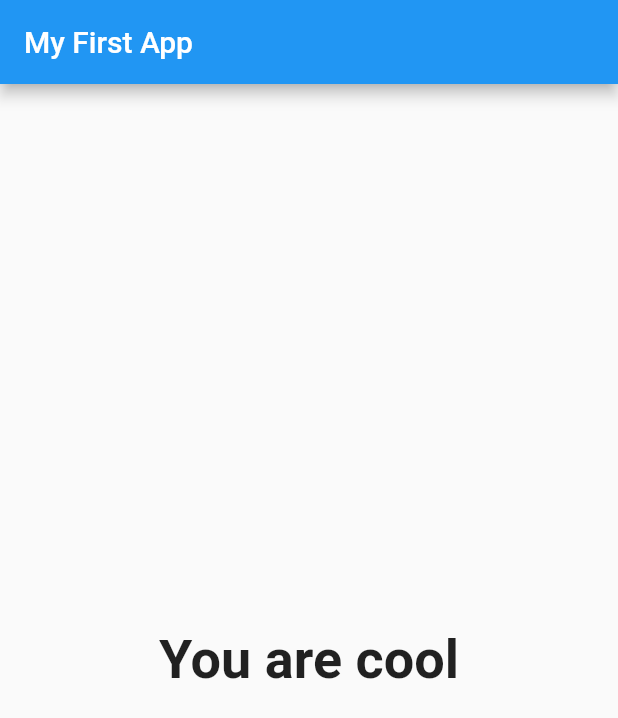
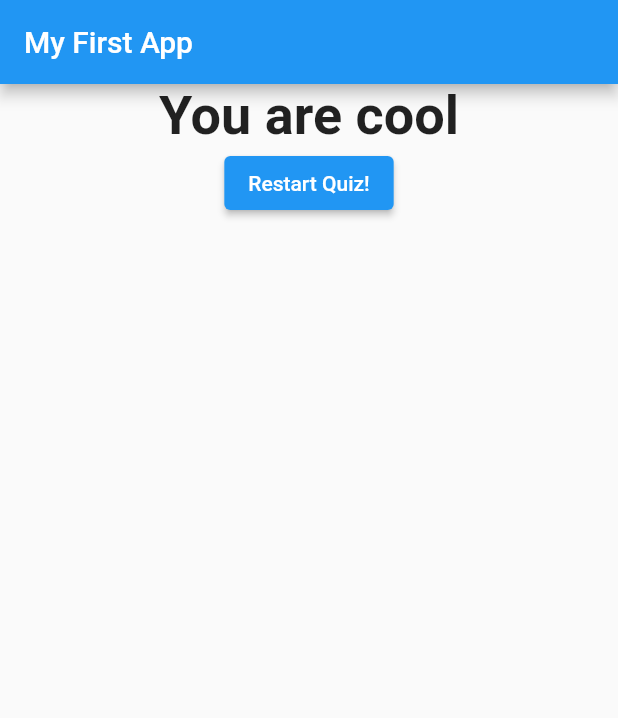
Before and after one commit to AnDamazio/flutter_complete_guide, a Flutter app: the screen it shows after launch, after a tap on "Black", after a tap on "Snake", after a tap on "Angela", on a phone screen of 412 x 824 dp. Shown: the top 718 px of the screen. Run offline on Flutter 3.47's test engine with Material 2 defaults, Android fonts, the phone set to English and light mode, and no system bars.

Commit message:
Add reset quiz button

```diff
--- a/lib/main.dart
+++ b/lib/main.dart
@@ -20,6 +20,14 @@ class MyApp extends StatefulWidget {
 class _MyAppState extends State<MyApp> {
   var _questionIndex = 0;
   var _totalScore = 0;
+
+  void _resetQuiz() {
+    setState(() {
+      _questionIndex = 0;
+      _totalScore = 0;
+    });
+  }
+
   static const _questions = [
     {
       'questionText': 'What\'s your favorite color?',
@@ -84,7 +92,7 @@ class _MyAppState extends State<MyApp> {
                 questionIndex: _questionIndex,
                 questions: _questions,
               )
-            : Result(_totalScore),
+            : Result(_totalScore, _resetQuiz),
       ),
     );
   }
--- a/lib/result.dart
+++ b/lib/result.dart
@@ -1,12 +1,11 @@
 import 'package:flutter/material.dart';
-import 'package:flutter/src/foundation/key.dart';
-import 'package:flutter/src/widgets/framework.dart';
 
 class Result extends StatelessWidget {
   final int resultScore;
+  final VoidCallback resetHandler;
 
   // ignore: use_key_in_widget_constructors
-  const Result(this.resultScore);
+  const Result(this.resultScore, this.resetHandler);
 
   String get resultPhrase {
     try {
@@ -29,12 +28,18 @@ class Result extends StatelessWidget {
   @override
   Widget build(BuildContext context) {
     return Center(
-      child: Text(
-        resultPhrase,
-        style: const TextStyle(
-          fontSize: 36,
-          fontWeight: FontWeight.bold,
-        ),
+      child: Column(
+        children: [
+          Text(
+            resultPhrase,
+            style: const TextStyle(
+              fontSize: 36,
+              fontWeight: FontWeight.bold,
+            ),
+          ),
+          ElevatedButton(
+              onPressed: resetHandler, child: const Text('Restart Quiz!'))
+        ],
       ),
     );
   }
```
